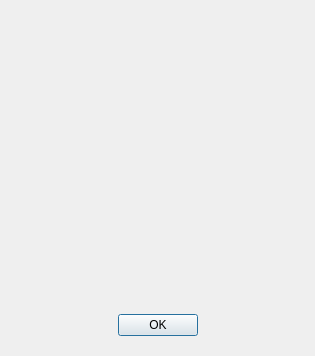
The window that src/app/about/about.ui (xvitaly/tuned-switcher) describes before a commit, drawn with Qt 5.
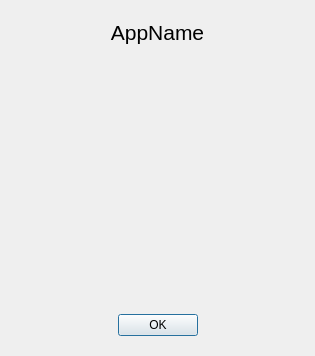
The same window after the commit.

Commit message: Added a new control for displaying the application's name to the About form.

```diff
--- a/src/app/about/about.ui
+++ b/src/app/about/about.ui
@@ -24,6 +24,27 @@
    <item>
     <widget class="QWidget" name="MainWidget" native="true">
      <layout class="QVBoxLayout" name="verticalLayout_2">
+      <item>
+       <widget class="QLabel" name="AppName">
+        <property name="font">
+         <font>
+          <pointsize>16</pointsize>
+         </font>
+        </property>
+        <property name="text">
+         <string notr="true">AppName</string>
+        </property>
+        <property name="textFormat">
+         <enum>Qt::TextFormat::PlainText</enum>
+        </property>
+        <property name="alignment">
+         <set>Qt::AlignmentFlag::AlignCenter</set>
+        </property>
+        <property name="textInteractionFlags">
+         <set>Qt::TextInteractionFlag::NoTextInteraction</set>
+        </property>
+       </widget>
+      </item>
       <item>
        <spacer name="VerticalSpacer">
         <property name="orientation">
```
